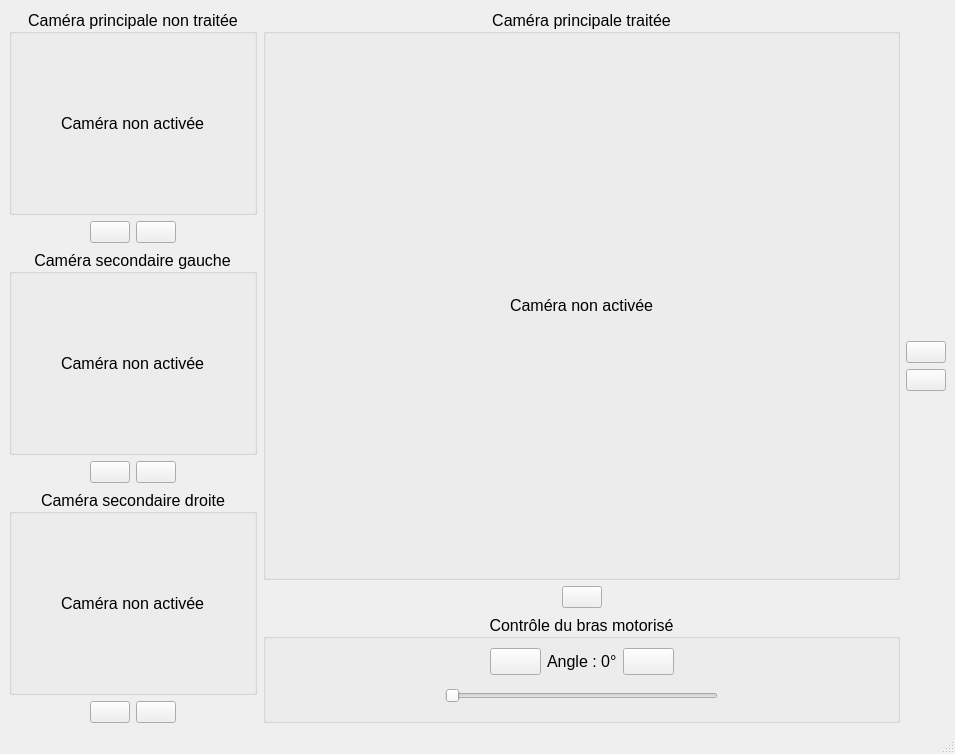
First picture: the form in projet/interface.ui, repository MathieuSerra/Projet-organe, before the edit.
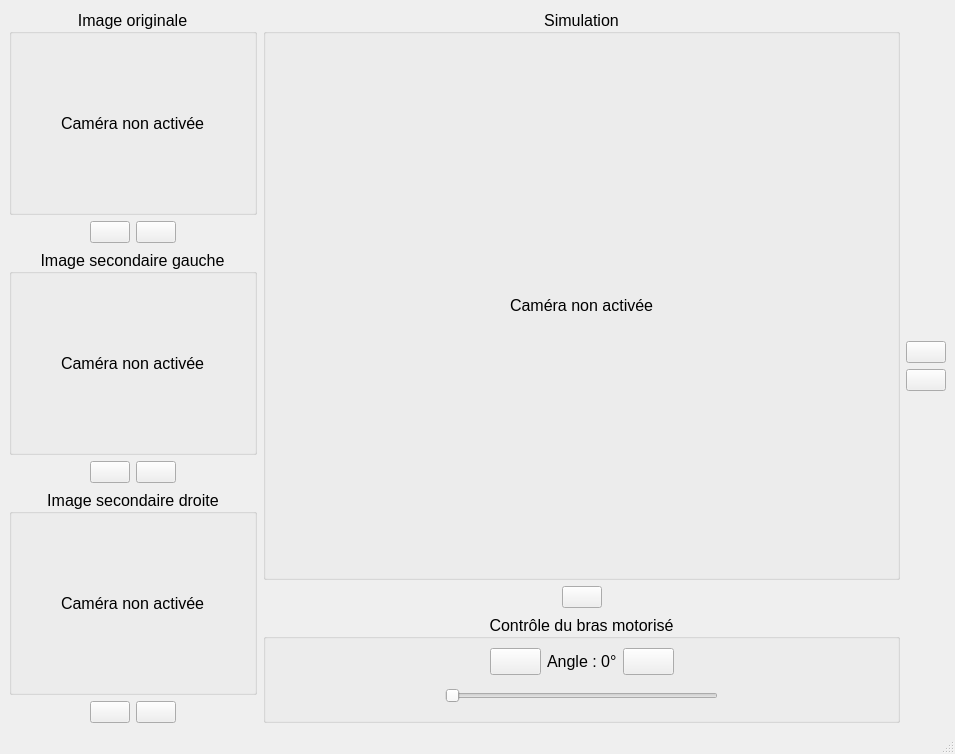
Second picture: the form after the edit. Icons and pictures are not drawn.

```diff
--- a/projet/interface.ui
+++ b/projet/interface.ui
@@ -33,7 +33,7 @@
            </font>
           </property>
           <property name="title">
-           <string>Caméra principale non traitée</string>
+           <string>Image originale</string>
           </property>
           <property name="alignment">
            <set>Qt::AlignCenter</set>
@@ -165,7 +165,7 @@
            </font>
           </property>
           <property name="title">
-           <string>Caméra secondaire gauche</string>
+           <string>Image secondaire gauche</string>
           </property>
           <property name="alignment">
            <set>Qt::AlignCenter</set>
@@ -290,7 +290,7 @@
            </font>
           </property>
           <property name="title">
-           <string>Caméra secondaire droite</string>
+           <string>Image secondaire droite</string>
           </property>
           <property name="alignment">
            <set>Qt::AlignCenter</set>
@@ -419,7 +419,7 @@
            </font>
           </property>
           <property name="title">
-           <string>Caméra principale traitée</string>
+           <string>Simulation</string>
           </property>
           <property name="alignment">
            <set>Qt::AlignCenter</set>
```
Left out of the diff: 2 changed lines with no effect on the pictures.
